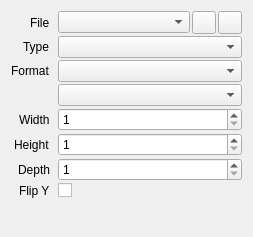
Qt form src/session/TextureProperties.ui (houmain/gpupad) before a commit.
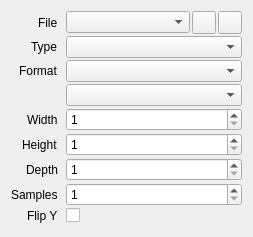
The same form after that commit. Icons and pictures are not drawn. Custom widgets are drawn as their Qt base class.

What changed in the file:
```diff
--- a/src/session/TextureProperties.ui
+++ b/src/session/TextureProperties.ui
@@ -161,20 +161,37 @@
        </property>
       </widget>
      </item>
-     <item row="7" column="0">
+     <item row="8" column="0">
       <widget class="QLabel" name="labelFlipY">
        <property name="text">
         <string>Flip Y</string>
        </property>
       </widget>
      </item>
-     <item row="7" column="1">
+     <item row="8" column="1">
       <widget class="QCheckBox" name="flipY">
        <property name="text">
         <string/>
        </property>
       </widget>
      </item>
+     <item row="7" column="0">
+      <widget class="QLabel" name="labelSamples">
+       <property name="text">
+        <string>Samples</string>
+       </property>
+      </widget>
+     </item>
+     <item row="7" column="1">
+      <widget class="QSpinBox" name="samples">
+       <property name="minimum">
+        <number>1</number>
+       </property>
+       <property name="maximum">
+        <number>256</number>
+       </property>
+      </widget>
+     </item>
     </layout>
    </item>
   </layout>
```
